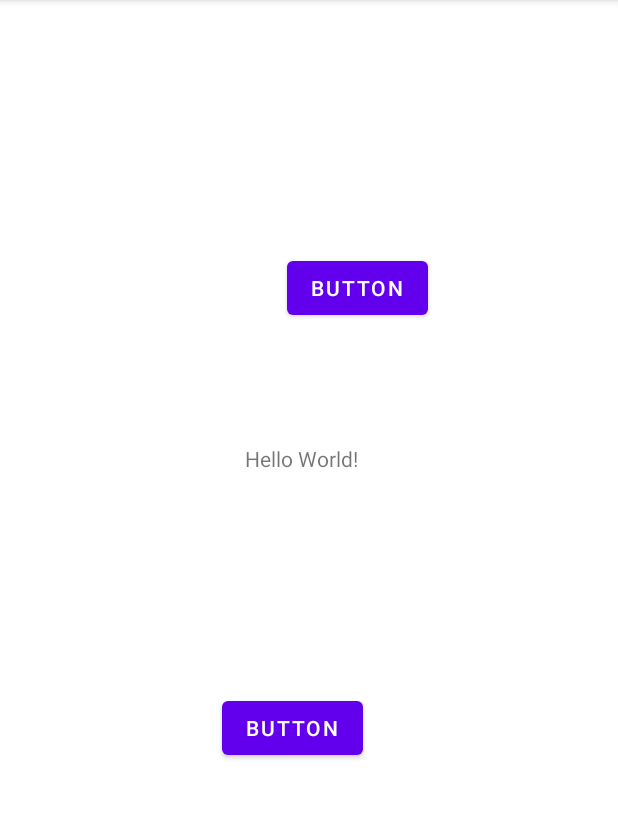
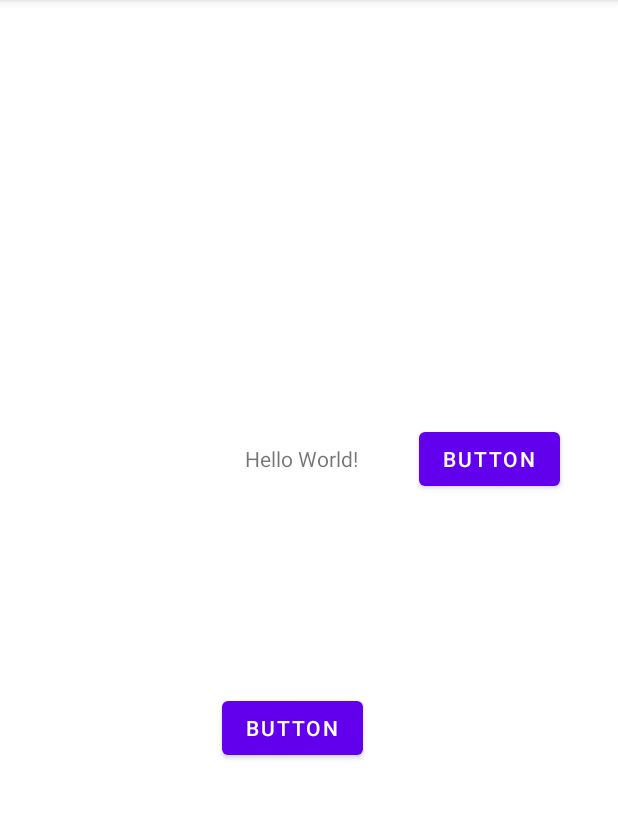
Before and after one commit to jalvarezbretana/ConstrainLayout, an Android app: the screen it shows after launch (MainActivity), on a phone screen of 412 x 824 dp, the part 84-903 px from its top. Run offline under Robolectric (Android 15) with nearby library versions, the phone set to English and light mode, and no system bars.

Commit message:
Figura 11 Show Baseline

```diff
--- a/app/src/main/res/layout/activity_main.xml
+++ b/app/src/main/res/layout/activity_main.xml
@@ -22,11 +22,10 @@
         android:id="@+id/button5"
         android:layout_width="wrap_content"
         android:layout_height="wrap_content"
-        android:layout_marginStart="28dp"
-        android:layout_marginTop="168dp"
+        android:layout_marginStart="116dp"
         android:text="Button"
-        app:layout_constraintStart_toStartOf="@+id/textView4"
-        app:layout_constraintTop_toTopOf="parent" />
+        app:layout_constraintBaseline_toBaselineOf="@+id/textView4"
+        app:layout_constraintStart_toStartOf="@+id/textView4" />
 
     <Button
         android:id="@+id/button7"
```
